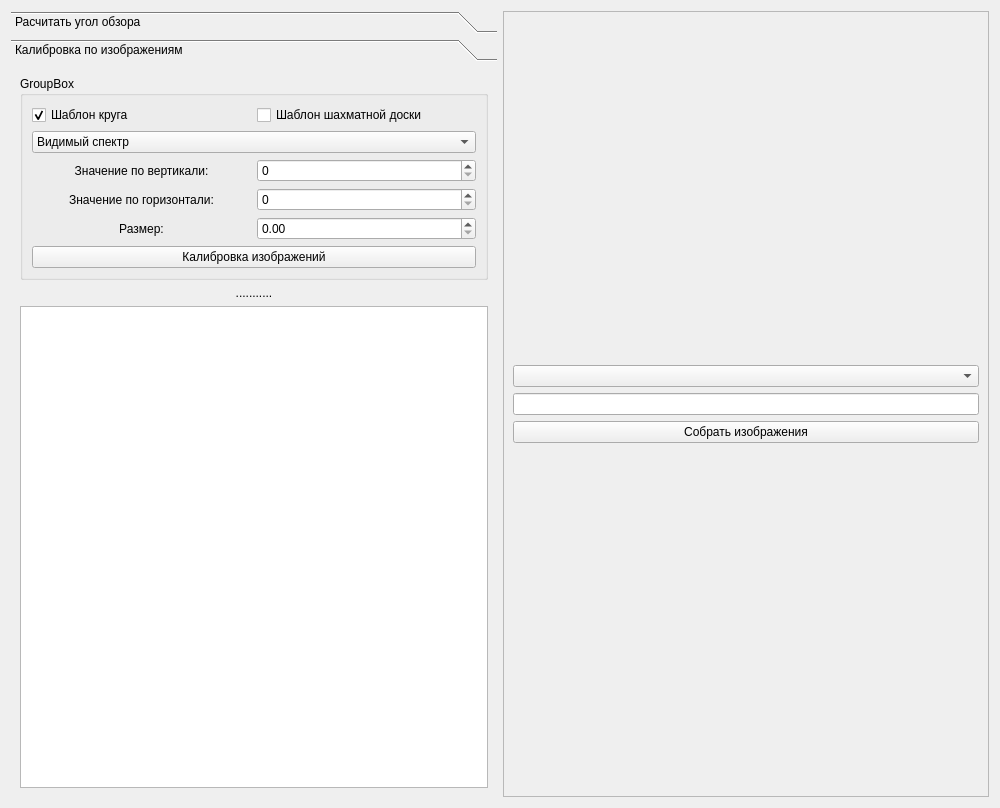
First picture: the form in GUI/CalibrationExecutor.ui, repository L0rd1k/VisualKIT, before the edit.
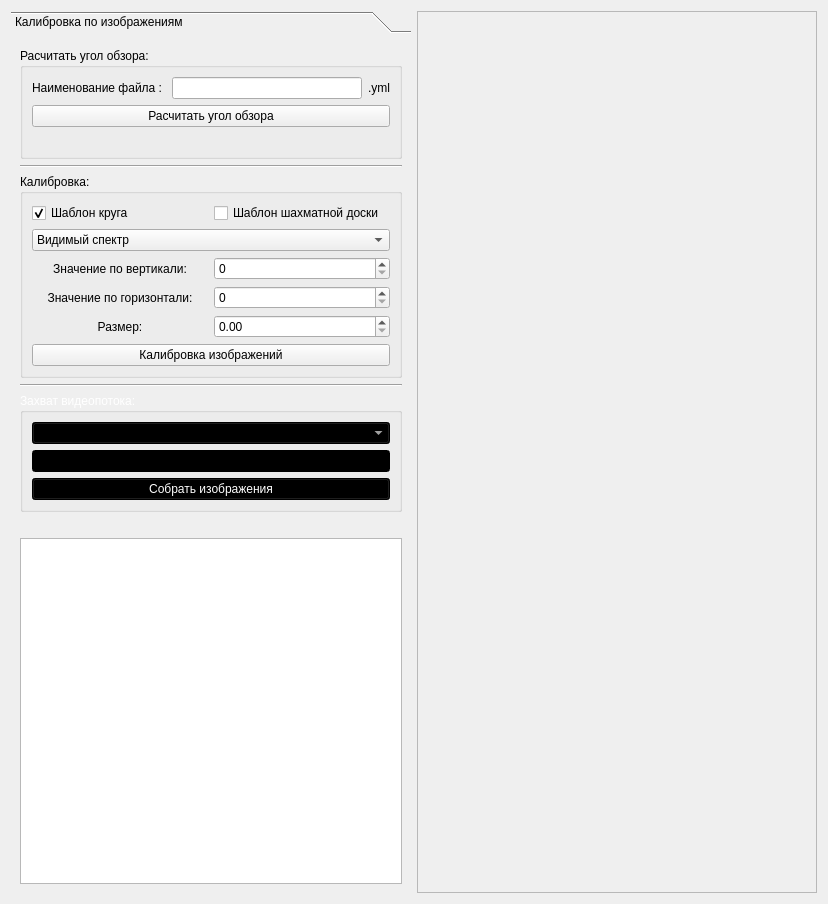
Second picture: the form after the edit.

Commit message: Rev 2: Added Video Capture through Qt designer

```diff
--- a/GUI/CalibrationExecutor.ui
+++ b/GUI/CalibrationExecutor.ui
@@ -6,79 +6,38 @@
    <rect>
     <x>0</x>
     <y>0</y>
-    <width>1000</width>
-    <height>808</height>
+    <width>824</width>
+    <height>904</height>
    </rect>
   </property>
+  <property name="font">
+   <font>
+    <strikeout>false</strikeout>
+    <stylestrategy>PreferAntialias</stylestrategy>
+   </font>
+  </property>
   <property name="windowTitle">
    <string>CalibrationExecutor</string>
   </property>
   <layout class="QHBoxLayout" name="horizontalLayout">
    <item>
     <widget class="QToolBox" name="toolBox">
+     <property name="minimumSize">
+      <size>
+       <width>400</width>
+       <height>0</height>
+      </size>
+     </property>
      <property name="currentIndex">
       <number>1</number>
      </property>
-     <widget class="QWidget" name="page_CalculateFoV">
-      <property name="geometry">
-       <rect>
-        <x>0</x>
-        <y>0</y>
-        <width>488</width>
-        <height>728</height>
-       </rect>
-      </property>
-      <attribute name="label">
-       <string>Расчитать угол обзора</string>
-      </attribute>
-      <layout class="QVBoxLayout" name="verticalLayout">
-       <item>
-        <layout class="QHBoxLayout" name="horizontalLayout_2">
-         <item>
-          <widget class="QLabel" name="label_FIndFile">
-           <property name="text">
-            <string>Наименование файла : </string>
-           </property>
-          </widget>
-         </item>
-         <item>
-          <widget class="QLineEdit" name="lineEdit_IntrinsicsFileName"/>
-         </item>
-         <item>
-          <widget class="QLabel" name="label_YML">
-           <property name="text">
-            <string>.yml</string>
-           </property>
-          </widget>
-         </item>
-        </layout>
-       </item>
-       <item>
-        <widget class="QLabel" name="label_FOV">
-         <property name="text">
-          <string>.......</string>
-         </property>
-         <property name="alignment">
-          <set>Qt::AlignCenter</set>
-         </property>
-        </widget>
-       </item>
-       <item>
-        <widget class="QPushButton" name="btn_calculateFOVClicked">
-         <property name="text">
-          <string>Расчитать угол обзора</string>
-         </property>
-        </widget>
-       </item>
-      </layout>
-     </widget>
      <widget class="QWidget" name="page_CalculateCalibration">
       <property name="geometry">
        <rect>
         <x>0</x>
         <y>0</y>
-        <width>488</width>
-        <height>728</height>
+        <width>401</width>
+        <height>842</height>
        </rect>
       </property>
       <attribute name="label">
@@ -87,10 +46,94 @@
       <layout class="QVBoxLayout" name="verticalLayout_4">
        <item>
         <layout class="QVBoxLayout" name="verticalLayout_3">
+         <item>
+          <widget class="QGroupBox" name="groupBox_3">
+           <property name="sizePolicy">
+            <sizepolicy hsizetype="Preferred" vsizetype="Preferred">
+             <horstretch>0</horstretch>
+             <verstretch>0</verstretch>
+            </sizepolicy>
+           </property>
+           <property name="font">
+            <font>
+             <weight>50</weight>
+             <italic>false</italic>
+             <bold>false</bold>
+             <underline>false</underline>
+             <strikeout>false</strikeout>
+            </font>
+           </property>
+           <property name="focusPolicy">
+            <enum>Qt::NoFocus</enum>
+           </property>
+           <property name="contextMenuPolicy">
+            <enum>Qt::NoContextMenu</enum>
+           </property>
+           <property name="acceptDrops">
+            <bool>false</bool>
+           </property>
+           <property name="autoFillBackground">
+            <bool>false</bool>
+           </property>
+           <property name="title">
+            <string>Расчитать угол обзора:</string>
+           </property>
+           <property name="checkable">
+            <bool>false</bool>
+           </property>
+           <layout class="QVBoxLayout" name="verticalLayout">
+            <item>
+             <layout class="QHBoxLayout" name="horizontalLayout_2">
+              <item>
+               <widget class="QLabel" name="label_FIndFile">
+                <property name="text">
+                 <string>Наименование файла : </string>
+                </property>
+               </widget>
+              </item>
+              <item>
+               <widget class="QLineEdit" name="lineEdit_IntrinsicsFileName"/>
+              </item>
+              <item>
+               <widget class="QLabel" name="label_YML">
+                <property name="text">
+                 <string>.yml</string>
+                </property>
+               </widget>
+              </item>
+             </layout>
+            </item>
+            <item>
+             <widget class="QPushButton" name="btn_calculateFOVClicked">
+              <property name="text">
+               <string>Расчитать угол обзора</string>
+              </property>
+             </widget>
+            </item>
+            <item>
+             <widget class="QLabel" name="label_FOV">
+              <property name="text">
+               <string/>
+              </property>
+              <property name="alignment">
+               <set>Qt::AlignCenter</set>
+              </property>
+             </widget>
+            </item>
+           </layout>
+          </widget>
+         </item>
+         <item>
+          <widget class="Line" name="line_2">
+           <property name="orientation">
+            <enum>Qt::Horizontal</enum>
+           </property>
+          </widget>
+         </item>
          <item>
           <widget class="QGroupBox" name="groupBox">
            <property name="title">
-            <string>GroupBox</string>
+            <string>Калибровка:</string>
            </property>
            <layout class="QVBoxLayout" name="verticalLayout_5">
             <item>
@@ -201,10 +244,454 @@
            <zorder></zorder>
           </widget>
          </item>
+         <item>
+          <widget class="Line" name="line">
+           <property name="orientation">
+            <enum>Qt::Horizontal</enum>
+           </property>
+          </widget>
+         </item>
+         <item>
+          <widget class="QGroupBox" name="groupBox_2">
+           <property name="palette">
+            <palette>
+             <active>
+              <colorrole role="WindowText">
+               <brush brushstyle="SolidPattern">
+                <color alpha="255">
+                 <red>255</red>
+                 <green>255</green>
+                 <blue>255</blue>
+                </color>
+               </brush>
+              </colorrole>
+              <colorrole role="Button">
+               <brush brushstyle="SolidPattern">
+                <color alpha="255">
+                 <red>0</red>
+                 <green>0</green>
+                 <blue>0</blue>
+                </color>
+               </brush>
+              </colorrole>
+              <colorrole role="Light">
+               <brush brushstyle="SolidPattern">
+                <color alpha="255">
+                 <red>0</red>
+                 <green>0</green>
+                 <blue>0</blue>
+                </color>
+               </brush>
+              </colorrole>
+              <colorrole role="Midlight">
+               <brush brushstyle="SolidPattern">
+                <color alpha="255">
+                 <red>0</red>
+                 <green>0</green>
+                 <blue>0</blue>
+                </color>
+               </brush>
+              </colorrole>
+              <colorrole role="Dark">
+               <brush brushstyle="SolidPattern">
+                <color alpha="255">
+                 <red>0</red>
+                 <green>0</green>
+                 <blue>0</blue>
+                </color>
+               </brush>
+              </colorrole>
+              <colorrole role="Mid">
+               <brush brushstyle="SolidPattern">
+                <color alpha="255">
+                 <red>0</red>
+                 <green>0</green>
+                 <blue>0</blue>
+                </color>
+               </brush>
+              </colorrole>
+              <colorrole role="Text">
+               <brush brushstyle="SolidPattern">
+                <color alpha="255">
+                 <red>255</red>
+                 <green>255</green>
+                 <blue>255</blue>
+                </color>
+               </brush>
+              </colorrole>
+              <colorrole role="BrightText">
+               <brush brushstyle="SolidPattern">
+                <color alpha="255">
+                 <red>255</red>
+                 <green>255</green>
+                 <blue>255</blue>
+                </color>
+               </brush>
+              </colorrole>
+              <colorrole role="ButtonText">
+               <brush brushstyle="SolidPattern">
+                <color alpha="255">
+                 <red>255</red>
+                 <green>255</green>
+                 <blue>255</blue>
+                </color>
+               </brush>
+              </colorrole>
+              <colorrole role="Base">
+               <brush brushstyle="SolidPattern">
+                <color alpha="255">
+                 <red>0</red>
+                 <green>0</green>
+                 <blue>0</blue>
+                </color>
+               </brush>
+              </colorrole>
+              <colorrole role="Window">
+               <brush brushstyle="SolidPattern">
+                <color alpha="255">
+                 <red>0</red>
+                 <green>0</green>
+                 <blue>0</blue>
+                </color>
+               </brush>
+              </colorrole>
+              <colorrole role="Shadow">
+               <brush brushstyle="SolidPattern">
+                <color alpha="255">
+                 <red>0</red>
+                 <green>0</green>
+                 <blue>0</blue>
+                </color>
+               </brush>
+              </colorrole>
+              <colorrole role="AlternateBase">
+               <brush brushstyle="SolidPattern">
+                <color alpha="255">
+                 <red>0</red>
+                 <green>0</green>
+                 <blue>0</blue>
+                </color>
+               </brush>
+              </colorrole>
+              <colorrole role="ToolTipBase">
+               <brush brushstyle="SolidPattern">
+                <color alpha="255">
+                 <red>255</red>
+                 <green>255</green>
+                 <blue>220</blue>
+                </color>
+               </brush>
+              </colorrole>
+              <colorrole role="ToolTipText">
+               <brush brushstyle="SolidPattern">
+                <color alpha="255">
+                 <red>0</red>
+                 <green>0</green>
+                 <blue>0</blue>
+                </color>
+               </brush>
+              </colorrole>
+             </active>
+             <inactive>
+              <colorrole role="WindowText">
+               <brush brushstyle="SolidPattern">
+                <color alpha="255">
+                 <red>255</red>
+                 <green>255</green>
+                 <blue>255</blue>
+                </color>
+               </brush>
+              </colorrole>
+              <colorrole role="Button">
+               <brush brushstyle="SolidPattern">
+                <color alpha="255">
+                 <red>0</red>
+                 <green>0</green>
+                 <blue>0</blue>
+                </color>
+               </brush>
+              </colorrole>
+              <colorrole role="Light">
+               <brush brushstyle="SolidPattern">
+                <color alpha="255">
+                 <red>0</red>
+                 <green>0</green>
+                 <blue>0</blue>
+                </color>
+               </brush>
+              </colorrole>
+              <colorrole role="Midlight">
+               <brush brushstyle="SolidPattern">
+                <color alpha="255">
+                 <red>0</red>
+                 <green>0</green>
+                 <blue>0</blue>
+                </color>
+               </brush>
+              </colorrole>
+              <colorrole role="Dark">
+               <brush brushstyle="SolidPattern">
+                <color alpha="255">
+                 <red>0</red>
+                 <green>0</green>
+                 <blue>0</blue>
+                </color>
+               </brush>
+              </colorrole>
+              <colorrole role="Mid">
+               <brush brushstyle="SolidPattern">
+                <color alpha="255">
+                 <red>0</red>
+                 <green>0</green>
+                 <blue>0</blue>
+                </color>
+               </brush>
+              </colorrole>
+              <colorrole role="Text">
+               <brush brushstyle="SolidPattern">
+                <color alpha="255">
+                 <red>255</red>
+                 <green>255</green>
+                 <blue>255</blue>
+                </color>
+               </brush>
+              </colorrole>
+              <colorrole role="BrightText">
+               <brush brushstyle="SolidPattern">
+                <color alpha="255">
+                 <red>255</red>
+                 <green>255</green>
+                 <blue>255</blue>
+                </color>
+               </brush>
+              </colorrole>
+              <colorrole role="ButtonText">
+               <brush brushstyle="SolidPattern">
+                <color alpha="255">
+                 <red>255</red>
+                 <green>255</green>
+                 <blue>255</blue>
+                </color>
+               </brush>
+              </colorrole>
+              <colorrole role="Base">
+               <brush brushstyle="SolidPattern">
+                <color alpha="255">
+                 <red>0</red>
+                 <green>0</green>
+                 <blue>0</blue>
+                </color>
+               </brush>
+              </colorrole>
+              <colorrole role="Window">
+               <brush brushstyle="SolidPattern">
+                <color alpha="255">
+                 <red>0</red>
+                 <green>0</green>
+                 <blue>0</blue>
+                </color>
+               </brush>
+              </colorrole>
+              <colorrole role="Shadow">
+               <brush brushstyle="SolidPattern">
+                <color alpha="255">
+                 <red>0</red>
+                 <green>0</green>
+                 <blue>0</blue>
+                </color>
+               </brush>
+              </colorrole>
+              <colorrole role="AlternateBase">
+               <brush brushstyle="SolidPattern">
+                <color alpha="255">
+                 <red>0</red>
+                 <green>0</green>
+                 <blue>0</blue>
+                </color>
+               </brush>
+              </colorrole>
+              <colorrole role="ToolTipBase">
+               <brush brushstyle="SolidPattern">
+                <color alpha="255">
+                 <red>255</red>
+                 <green>255</green>
+                 <blue>220</blue>
+                </color>
+               </brush>
+              </colorrole>
+              <colorrole role="ToolTipText">
+               <brush brushstyle="SolidPattern">
+                <color alpha="255">
+                 <red>0</red>
+                 <green>0</green>
+                 <blue>0</blue>
+                </color>
+               </brush>
+              </colorrole>
+             </inactive>
+             <disabled>
+              <colorrole role="WindowText">
+               <brush brushstyle="SolidPattern">
+                <color alpha="255">
+                 <red>0</red>
+                 <green>0</green>
+                 <blue>0</blue>
+                </color>
+               </brush>
+              </colorrole>
+              <colorrole role="Button">
+               <brush brushstyle="SolidPattern">
+                <color alpha="255">
+                 <red>0</red>
+                 <green>0</green>
+                 <blue>0</blue>
+                </color>
+               </brush>
+              </colorrole>
+              <colorrole role="Light">
+               <brush brushstyle="SolidPattern">
+                <color alpha="255">
+                 <red>0</red>
+                 <green>0</green>
+                 <blue>0</blue>
+                </color>
+               </brush>
+              </colorrole>
+              <colorrole role="Midlight">
+               <brush brushstyle="SolidPattern">
+                <color alpha="255">
+                 <red>0</red>
+                 <green>0</green>
+                 <blue>0</blue>
+                </color>
+               </brush>
+              </colorrole>
+              <colorrole role="Dark">
+               <brush brushstyle="SolidPattern">
+                <color alpha="255">
+                 <red>0</red>
+                 <green>0</green>
+                 <blue>0</blue>
+                </color>
+               </brush>
+              </colorrole>
+              <colorrole role="Mid">
+               <brush brushstyle="SolidPattern">
+                <color alpha="255">
+                 <red>0</red>
+                 <green>0</green>
+                 <blue>0</blue>
+                </color>
+               </brush>
+              </colorrole>
+              <colorrole role="Text">
+               <brush brushstyle="SolidPattern">
+                <color alpha="255">
+                 <red>0</red>
+                 <green>0</green>
+                 <blue>0</blue>
+                </color>
+               </brush>
+              </colorrole>
+              <colorrole role="BrightText">
+               <brush brushstyle="SolidPattern">
+                <color alpha="255">
+                 <red>255</red>
+                 <green>255</green>
+                 <blue>255</blue>
+                </color>
+               </brush>
+              </colorrole>
+              <colorrole role="ButtonText">
+               <brush brushstyle="SolidPattern">
+                <color alpha="255">
+                 <red>0</red>
+                 <green>0</green>
+                 <blue>0</blue>
+                </color>
+               </brush>
+              </colorrole>
+              <colorrole role="Base">
+               <brush brushstyle="SolidPattern">
+                <color alpha="255">
+                 <red>0</red>
+                 <green>0</green>
+                 <blue>0</blue>
+                </color>
+               </brush>
+              </colorrole>
+              <colorrole role="Window">
+               <brush brushstyle="SolidPattern">
+                <color alpha="255">
+                 <red>0</red>
+                 <green>0</green>
+                 <blue>0</blue>
+                </color>
+               </brush>
+              </colorrole>
+              <colorrole role="Shadow">
+               <brush brushstyle="SolidPattern">
+                <color alpha="255">
+                 <red>0</red>
+                 <green>0</green>
+                 <blue>0</blue>
+                </color>
+               </brush>
+              </colorrole>
+              <colorrole role="AlternateBase">
+               <brush brushstyle="SolidPattern">
+                <color alpha="255">
+                 <red>0</red>
+                 <green>0</green>
+                 <blue>0</blue>
+                </color>
+               </brush>
+              </colorrole>
+              <colorrole role="ToolTipBase">
+               <brush brushstyle="SolidPattern">
+                <color alpha="255">
+                 <red>255</red>
+                 <green>255</green>
+                 <blue>220</blue>
+                </color>
+               </brush>
+              </colorrole>
+              <colorrole role="ToolTipText">
+               <brush brushstyle="SolidPattern">
+                <color alpha="255">
+                 <red>0</red>
+                 <green>0</green>
+                 <blue>0</blue>
+                </color>
+               </brush>
+              </colorrole>
+             </disabled>
+            </palette>
+           </property>
+           <property name="title">
+            <string>Захват видеопотока:</string>
+           </property>
+           <layout class="QVBoxLayout" name="verticalLayout_6">
+            <item>
+             <widget class="QComboBox" name="comboBox_pathOptions"/>
+            </item>
+            <item>
+             <widget class="QLineEdit" name="lineEdit_videoIPPath"/>
+            </item>
+            <item>
+             <widget class="QPushButton" name="btn_startStreaming">
+              <property name="text">
+               <string>Собрать изображения</string>
+              </property>
+             </widget>
+            </item>
+           </layout>
+          </widget>
+         </item>
          <item>
           <widget class="QLabel" name="label_HintResults">
            <property name="text">
-            <string>...........</string>
+            <string/>
            </property>
            <property name="alignment">
             <set>Qt::AlignCenter</set>
@@ -222,6 +709,12 @@
    </item>
    <item>
     <widget class="QScrollArea" name="scrollArea">
+     <property name="minimumSize">
+      <size>
+       <width>400</width>
+       <height>400</height>
+      </size>
+     </property>
      <property name="widgetResizable">
       <bool>true</bool>
      </property>
@@ -230,27 +723,13 @@
        <rect>
         <x>0</x>
         <y>0</y>
-        <width>486</width>
-        <height>788</height>
+        <width>398</width>
+        <height>884</height>
        </rect>
       </property>
       <layout class="QVBoxLayout" name="verticalLayout_2">
        <item>
-        <layout class="QVBoxLayout" name="verticalLayout_Cameras">
-         <item>
-          <widget class="QComboBox" name="comboBox_pathOptions"/>
-         </item>
-         <item>
-          <widget class="QLineEdit" name="lineEdit_videoIPPath"/>
-         </item>
-         <item>
-          <widget class="QPushButton" name="btn_startStreaming">
-           <property name="text">
-            <string>Собрать изображения</string>
-           </property>
-          </widget>
-         </item>
-        </layout>
+        <layout class="QVBoxLayout" name="verticalLayout_Cameras"/>
        </item>
       </layout>
      </widget>
```
Left out of the diff: 4 changed lines with no effect on the pictures. The commit also changes 27 other files.
